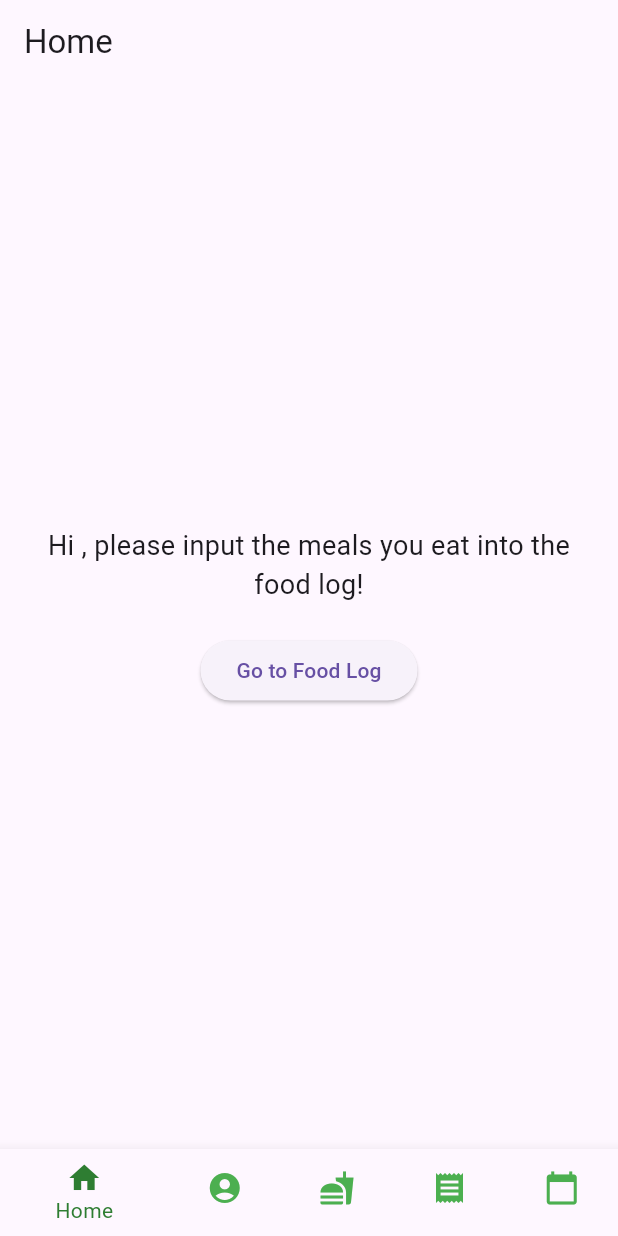
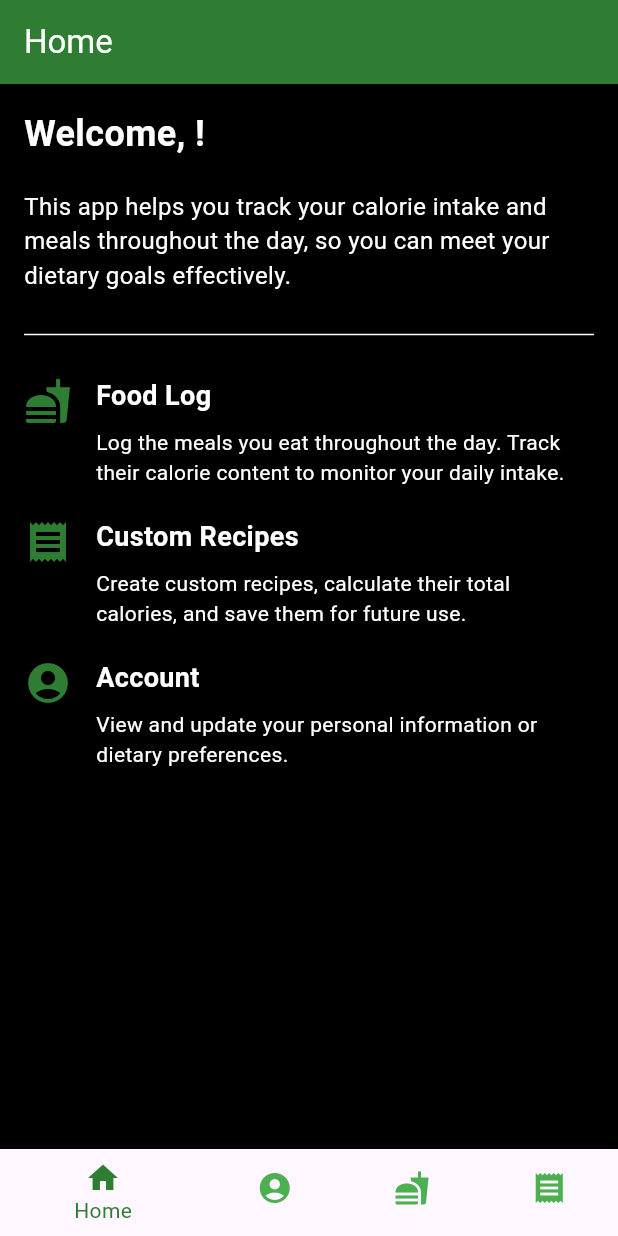
Before and after one commit to avvooturi/COP4331DiorieApp, a Flutter app: the HomePage screen opened directly with empty values, on a phone screen of 412 x 824 dp. Run offline on Flutter 3.47's test engine with Material 3 defaults, Android fonts, the phone set to English and light mode, and no system bars; our stand-ins replace table_calendar.

Commit message:
updated homepage look

```diff
--- a/meal_planner/lib/homepage.dart
+++ b/meal_planner/lib/homepage.dart
@@ -29,23 +29,6 @@ class _HomePageState extends State<HomePage> {
     });
   }
 
-  void _navigateToFoodLogPage() async {
-    final newMeal = await Navigator.push(
-      context,
-      MaterialPageRoute(
-        builder: (context) => FoodLogPage(
-          meals: _meals,
-          objectId: widget.objectId,
-        ),
-      ),
-    );
-    if (newMeal != null) {
-      setState(() {
-        _meals.add(newMeal);
-      });
-    }
-  }
-
   void _onItemTapped(int index) {
     setState(() {
       _selectedIndex = index;
@@ -61,7 +44,7 @@ class _HomePageState extends State<HomePage> {
       case 2:
         return FoodLogPage(meals: _meals, objectId: widget.objectId);
       case 3:
-        return CustomRecipesPage(objectId: widget.objectId); // No onRecipeAdded parameter
+        return CustomRecipesPage(objectId: widget.objectId);
       case 4:
         return CalendarPage(scheduledRecipes: _calendarRecipes);
       default:
@@ -70,21 +53,50 @@ class _HomePageState extends State<HomePage> {
   }
 
   Widget _buildHomePage() {
-    return Center(
-      child: Padding(
+    return Container(
+      color: Colors.black, // Black background for the entire page
+      constraints:
+          BoxConstraints.expand(), // Make the container fill the screen
+      child: SingleChildScrollView(
         padding: const EdgeInsets.all(16.0),
         child: Column(
-          mainAxisAlignment: MainAxisAlignment.center,
+          crossAxisAlignment: CrossAxisAlignment.start,
           children: [
             Text(
-              'Hi ${widget.name}, please input the meals you eat into the food log!',
-              style: const TextStyle(fontSize: 18),
-              textAlign: TextAlign.center,
+              'Welcome, ${widget.name}!',
+              style: const TextStyle(
+                  fontSize: 24,
+                  fontWeight: FontWeight.bold,
+                  color: Colors.white),
             ),
             const SizedBox(height: 20),
-            ElevatedButton(
-              onPressed: _navigateToFoodLogPage,
-              child: const Text('Go to Food Log'),
+            const Text(
+              'This app helps you track your calorie intake and meals throughout the day, '
+              'so you can meet your dietary goals effectively.',
+              style: TextStyle(fontSize: 16, color: Colors.white),
+            ),
+            const SizedBox(height: 20),
+            const Divider(color: Colors.white),
+            const SizedBox(height: 20),
+            _buildFeatureSection(
+              icon: Icons.fastfood,
+              title: 'Food Log',
+              description:
+                  'Log the meals you eat throughout the day. Track their calorie content to monitor your daily intake.',
+            ),
+            const SizedBox(height: 20),
+            _buildFeatureSection(
+              icon: Icons.receipt,
+              title: 'Custom Recipes',
+              description:
+                  'Create custom recipes, calculate their total calories, and save them for future use.',
+            ),
+            const SizedBox(height: 20),
+            _buildFeatureSection(
+              icon: Icons.account_circle,
+              title: 'Account',
+              description:
+                  'View and update your personal information or dietary preferences.',
             ),
           ],
         ),
@@ -92,13 +104,53 @@ class _HomePageState extends State<HomePage> {
     );
   }
 
+  Widget _buildFeatureSection({
+    required IconData icon,
+    required String title,
+    required String description,
+  }) {
+    return Row(
+      crossAxisAlignment: CrossAxisAlignment.start,
+      children: [
+        Icon(icon, size: 32, color: Colors.green[800]),
+        const SizedBox(width: 16),
+        Expanded(
+          child: Column(
+            crossAxisAlignment: CrossAxisAlignment.start,
+            children: [
+              Text(
+                title,
+                style: const TextStyle(
+                    fontSize: 18,
+                    fontWeight: FontWeight.bold,
+                    color: Colors.white),
+              ),
+              const SizedBox(height: 8),
+              Text(
+                description,
+                style: const TextStyle(fontSize: 14, color: Colors.white),
+              ),
+            ],
+          ),
+        ),
+      ],
+    );
+  }
+
   @override
   Widget build(BuildContext context) {
     return Scaffold(
       appBar: AppBar(
-        title: const Text('Home'),
+        backgroundColor: Colors.green[800],
+        title: const Text(
+          'Home',
+          style: TextStyle(color: Colors.white),
+        ),
       ),
-      body: _buildPage(),
+      body: Container(
+        color: Colors.black,
+        child: _buildPage(),
+      ),
       bottomNavigationBar: BottomNavigationBar(
         items: const <BottomNavigationBarItem>[
           BottomNavigationBarItem(
@@ -117,14 +169,11 @@ class _HomePageState extends State<HomePage> {
             icon: Icon(Icons.receipt),
             label: 'Recipes',
           ),
-          BottomNavigationBarItem(
-            icon: Icon(Icons.calendar_today),
-            label: 'Calendar',
-          ),
         ],
         currentIndex: _selectedIndex,
         selectedItemColor: Colors.green[800],
-        unselectedItemColor: Colors.green, // Set this to make all items green
+        unselectedItemColor: Colors.green,
+        backgroundColor: Colors.black,
         onTap: _onItemTapped,
       ),
     );
```
